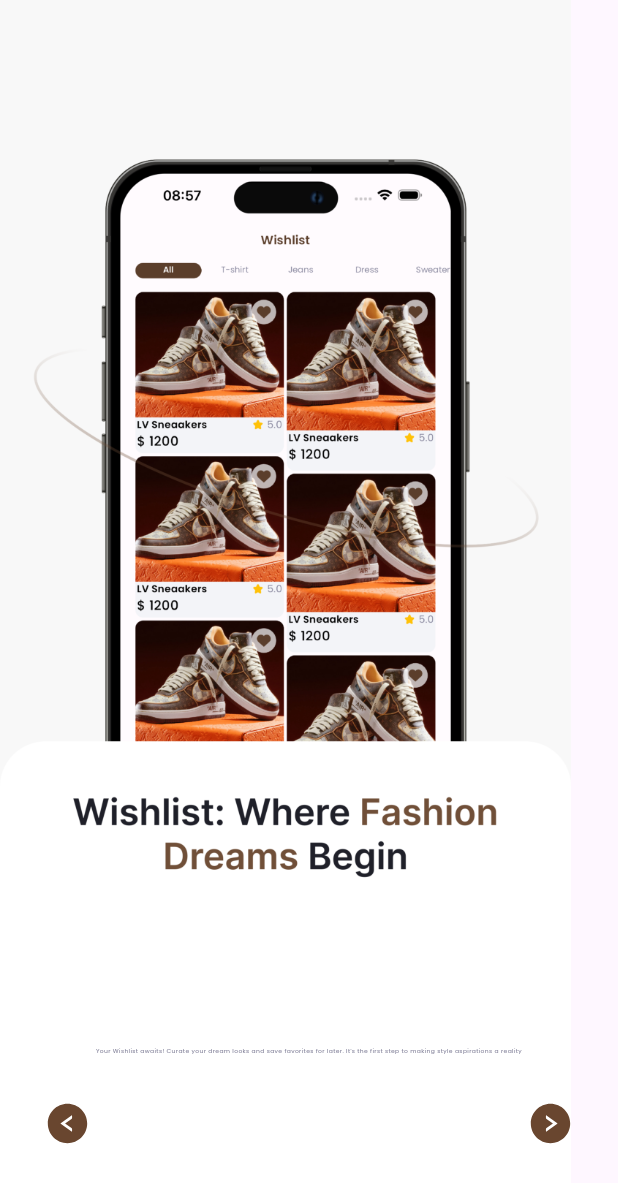
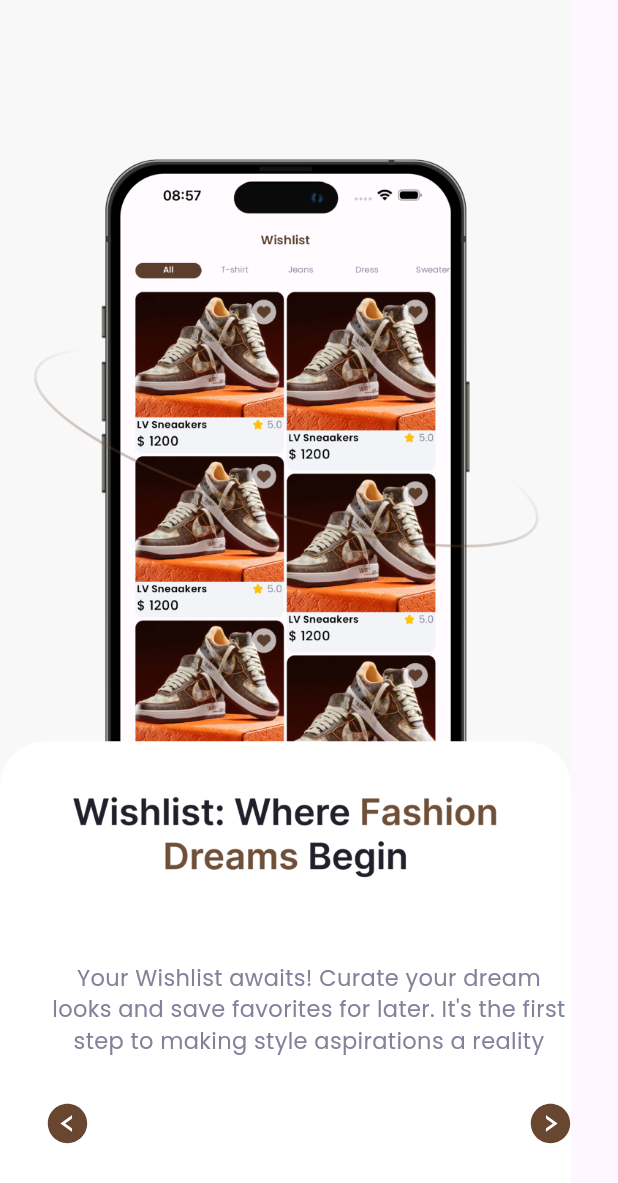
Before and after one commit to Najam-ud-Din/Fashionapp1, a Flutter app: the screen it shows after launch, after a tap on an icon or button, on a phone screen of 412 x 824 dp. Shown: the top 1183 px of the screen. Run offline on Flutter 3.47's test engine with Material 3 defaults, Android fonts, the phone set to English and light mode, and no system bars; drawn by our look-alikes of page_view_dot_indicator; our stand-ins replace cached_network_image, device_preview, flutter_dotenv, flutter_image_slideshow, flutter_screenutil, flutter_svg and 6 more; missing offline and left inert: cross_connectivity.

Commit message:
continue upgrading

```diff
--- a/lib/src/onboarding/widgets/onboardingScreenone.dart
+++ b/lib/src/onboarding/widgets/onboardingScreenone.dart
@@ -26,7 +26,7 @@ class OnboardingScreenone extends StatelessWidget {
             child: Text(
               AppText.kOnboardHome,
               textAlign: TextAlign.center,
-              style: appStyle(4, Kolors.kGray, FontWeight.normal),
+              style: appStyle(15, Kolors.kGray, FontWeight.normal),
             ),
           ),
         ],
--- a/lib/src/onboarding/widgets/onboardingScreentwo.dart
+++ b/lib/src/onboarding/widgets/onboardingScreentwo.dart
@@ -26,7 +26,7 @@ class OnboardingScreentwo extends StatelessWidget {
             child: Text(
               AppText.kOnboardWishListMessage,
               textAlign: TextAlign.center,
-              style: appStyle(4, Kolors.kGray, FontWeight.normal),
+              style: appStyle(15, Kolors.kGray, FontWeight.normal),
             ),
           ),
         ],
--- a/lib/src/onboarding/widgets/welcomescreen.dart
+++ b/lib/src/onboarding/widgets/welcomescreen.dart
@@ -15,32 +15,34 @@ class WelconmeScreen extends StatelessWidget {
   @override
   Widget build(BuildContext context) {
     return Scaffold(
-      body: Container(
+      body: SizedBox(
         width: ScreenUtil().screenWidth,
         height: ScreenUtil().screenWidth,
         child: Column(
           children: [
             SizedBox(
-              height: 100.h,
+              height: 30.h,
             ),
-            Image.asset(R.ASSETS_IMAGES_GETSTARTED_PNG),
             SizedBox(
-              height: 40.h,
+                height: 440.h,
+                child: Image.asset(R.ASSETS_IMAGES_GETSTARTED_PNG)),
+            SizedBox(
+              height: 30.h,
             ),
             Text(
               AppText.kWelcomeHeader,
               textAlign: TextAlign.center,
-              style: appStyle(7, Kolors.kPrimary, FontWeight.bold),
+              style: appStyle(23, Kolors.kPrimary, FontWeight.bold),
             ),
             SizedBox(
-              height: 30.h,
+              height: 20.h,
             ),
             SizedBox(
               width: ScreenUtil().screenWidth - 130,
               child: Text(
                 AppText.kWelcomeMessage,
                 textAlign: TextAlign.center,
-                style: appStyle(4, Kolors.kGray, FontWeight.normal),
+                style: appStyle(12, Kolors.kGray, FontWeight.normal),
               ),
             ),
             SizedBox(
@@ -51,16 +53,17 @@ class WelconmeScreen extends StatelessWidget {
               btnWidth: 300,
               btnHieght: 40,
               radius: 10,
-              textSize: 8,
+              textSize: 16,
               onTap: () {
                 Storage().setBool('firstopen', true);
                 context.go('/home');
               },
             ),
             SizedBox(
-              height: 20.h,
+              height: 15.h,
             ),
             Center(
+              child: Center(
                 child: Row(
                   children: [
                     SizedBox(
@@ -69,7 +72,7 @@ class WelconmeScreen extends StatelessWidget {
                     Center(
                       child: ReusableText(
                         text: "Already have a account?",
-                      style: appStyle(6, Kolors.kDark, FontWeight.normal),
+                        style: appStyle(23, Kolors.kDark, FontWeight.normal),
                       ),
                     ),
                     TextButton(
@@ -78,9 +81,10 @@ class WelconmeScreen extends StatelessWidget {
                         },
                         child: Text(
                           "Sign in",
-                        style: appStyle(5, Colors.blue, FontWeight.normal),
+                          style: appStyle(22, Colors.blue, FontWeight.normal),
                         )),
                   ],
+                ),
               ),
             )
           ],
```
Also changed, not shown: lib/src/Products/Controllers/colorsizesnotifier.dart (+28 -1 lines), lib/src/Products/widgets/similarproducts.dart (added, +41 -0 lines). Lines whose indentation alone changed are shown as unchanged.
